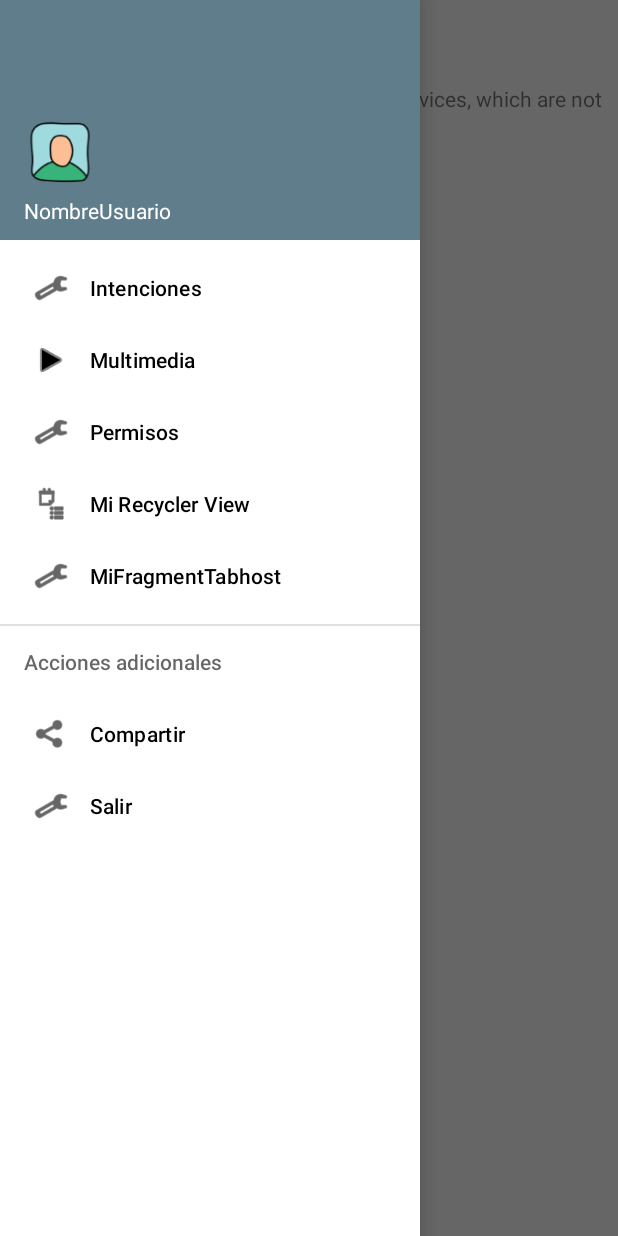
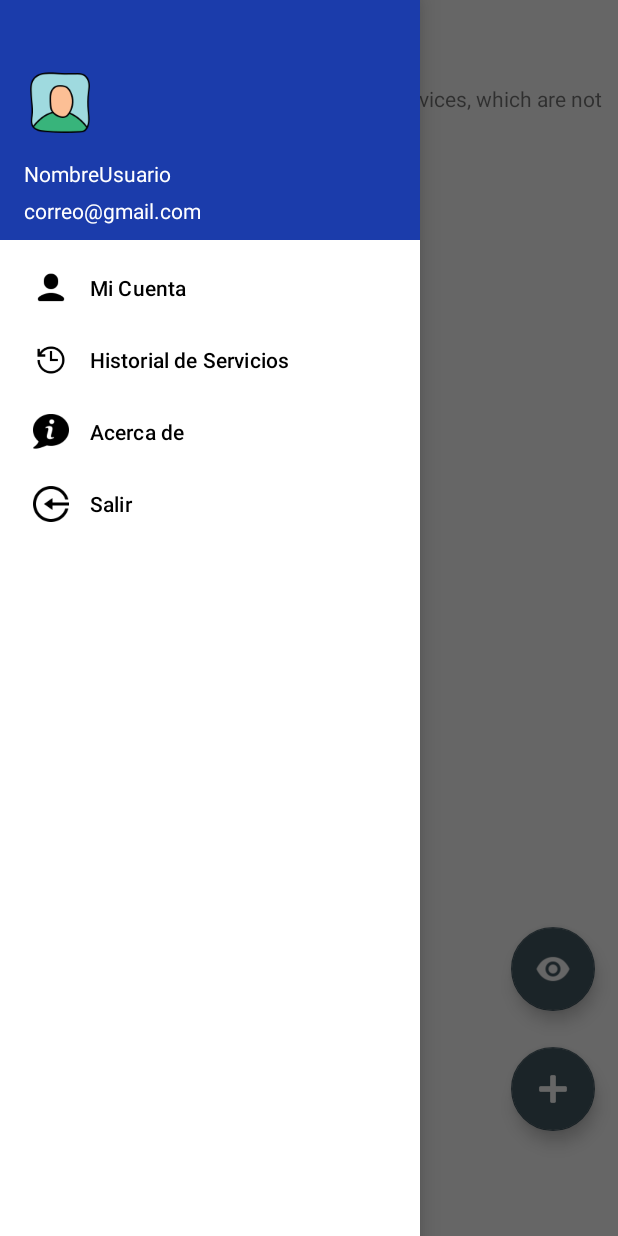
Before and after one commit to anggonzales/ProyectoSolucionesMoviles, an Android app: the Inicio screen opened directly, with no data from a screen before it, with the side drawer open, on a phone screen of 412 x 824 dp. Run offline under Robolectric (Android 15) with nearby library versions, the phone set to English and light mode, and no system bars.

Commit message:
añadiendo boton flotante

```diff
--- a/AppCliente/app/src/main/java/com/example/appcliente/Inicio.java
+++ b/AppCliente/app/src/main/java/com/example/appcliente/Inicio.java
@@ -91,20 +91,6 @@ public class Inicio extends AppCompatActivity implements NavigationView.OnNaviga
             case R.id.activity_permisos:
                 startActivity(new Intent(this, Login.class));
                 break;
-            case R.id.activity_mirecyclerview:
-                startActivity(new Intent(this, Login.class));
-                break;
-            case R.id.activity_mifragmenttabhost:
-                startActivity(new Intent(this, Login.class));
-                break;
-            case R.id.nav_compartir:
-                Intent paramView;
-                paramView = new Intent("android.intent.action.SEND");
-                paramView.setType("text/plain");
-                paramView.putExtra("android.intent.extra.TEXT", "Descarga nuestra app de la PlayStore" +
-                        " \n" + "https://play.google.com/store/apps/details?id=app.product.demarktec.alo14_pasajero");
-                startActivity(Intent.createChooser(paramView, "Comparte Nuestro aplicativo"));
-                break;
             case R.id.nav_salir:
                 finish();
                 break;
--- a/AppCliente/app/src/main/res/layout/activity_inicio.xml
+++ b/AppCliente/app/src/main/res/layout/activity_inicio.xml
@@ -1,6 +1,11 @@
+<?xml version="1.0" encoding="utf-8"?>
+<androidx.coordinatorlayout.widget.CoordinatorLayout xmlns:android="http://schemas.android.com/apk/res/android"
+    xmlns:app="http://schemas.android.com/apk/res-auto"
+    xmlns:tools="http://schemas.android.com/tools"
+    android:layout_width="match_parent"
+    android:layout_height="match_parent"
+    tools:context=".Inicio">
 <LinearLayout
-    xmlns:android="http://schemas.android.com/apk/res/android"
-    xmlns:tools="http://schemas.android.com/tools"
     android:layout_width="match_parent"
     android:layout_height="match_parent"
     android:orientation="vertical"
@@ -11,6 +16,7 @@
         android:layout_height="wrap_content"
         android:minHeight="?attr/actionBarSize"
         tools:ignore="MissingConstraints" />
+
     <fragment
         android:id="@+id/mapa"
         class="com.google.android.gms.maps.SupportMapFragment"
@@ -19,4 +25,27 @@
         android:layout_weight="80">
 
     </fragment>
+
 </LinearLayout>
+    <com.google.android.material.floatingactionbutton.FloatingActionButton
+        android:layout_width="wrap_content"
+        android:layout_height="wrap_content"
+        app:srcCompat="@drawable/plus"
+        app:tint="#FFF"
+        android:layout_gravity="bottom|end"
+        android:layout_marginRight="15dp"
+        android:layout_marginBottom="70dp"
+        android:tag="ver"
+        app:backgroundTint="#455A64"
+        app:rippleColor="#43e3ff"/>
+    <com.google.android.material.floatingactionbutton.FloatingActionButton
+        android:layout_width="wrap_content"
+        android:layout_height="wrap_content"
+        app:srcCompat="@drawable/eye"
+        app:tint="#FFF"
+        android:layout_gravity="bottom|end"
+        android:layout_marginRight="15dp"
+        android:layout_marginBottom="150dp"
+        app:backgroundTint="#455A64"
+        app:rippleColor="#43e3ff"/>
+</androidx.coordinatorlayout.widget.CoordinatorLayout>
--- a/AppCliente/app/src/main/res/layout/nav_header_main.xml
+++ b/AppCliente/app/src/main/res/layout/nav_header_main.xml
@@ -1,7 +1,7 @@
 <LinearLayout xmlns:android="http://schemas.android.com/apk/res/android"
     android:layout_width="match_parent"
     android:layout_height="160dp"
-    android:background="@color/colorAccent"
+    android:background="@color/colorPrimary"
     android:gravity="bottom"
     android:orientation="vertical"
     android:paddingBottom="10dp"
@@ -12,7 +12,7 @@
     <ImageView
         android:id="@+id/imageView"
         android:layout_width="wrap_content"
-        android:layout_height="63dp"
+        android:layout_height="80dp"
         android:paddingTop="16dp"
         android:src="@mipmap/name" />
     <TextView
@@ -20,6 +20,13 @@
         android:layout_height="wrap_content"
         android:paddingTop="5dp"
         android:text="NombreUsuario"
+        android:textColor="#fff"
         android:textAppearance="@style/TextAppearance.AppCompat.Body1" />
-
+    <TextView
+        android:layout_width="match_parent"
+        android:layout_height="wrap_content"
+        android:paddingTop="5dp"
+        android:text="correo@gmail.com"
+        android:textColor="#fff"
+        android:textAppearance="@style/TextAppearance.AppCompat.Body1" />
 </LinearLayout>
--- a/AppCliente/app/src/main/res/menu/navigation.xml
+++ b/AppCliente/app/src/main/res/menu/navigation.xml
@@ -1,29 +1,16 @@
 <menu xmlns:android="http://schemas.android.com/apk/res/android">
     <group android:checkableBehavior="single">
-        <item android:title="Intenciones"
-            android:icon="@android:drawable/ic_menu_preferences"
+        <item android:title="Mi Cuenta"
+            android:icon="@drawable/user"
             android:id="@+id/activity_intenciones"/>
-        <item android:title="Multimedia"
-            android:icon="@android:drawable/ic_media_play"
+        <item android:title="Historial de Servicios"
+            android:icon="@drawable/time_machine"
             android:id="@+id/activity_multimedia"/>
-        <item android:title="Permisos"
-            android:icon="@android:drawable/ic_menu_preferences"
+        <item android:title="Acerca de"
+            android:icon="@drawable/about"
             android:id="@+id/activity_permisos"/>
-        <item android:title="Mi Recycler View"
-            android:icon="@android:drawable/ic_menu_agenda"
-            android:id="@+id/activity_mirecyclerview" />
-        <item android:title="MiFragmentTabhost"
-            android:icon="@android:drawable/ic_menu_preferences"
-            android:id="@+id/activity_mifragmenttabhost"/>
+        <item android:id="@+id/nav_salir"
+            android:icon="@mipmap/logout"
+            android:title="Salir" />
     </group>
-    <item android:title="Acciones adicionales">
-        <menu>
-            <item android:id="@+id/nav_compartir"
-                android:icon="@android:drawable/ic_menu_share"
-                android:title="Compartir" />
-            <item android:id="@+id/nav_salir"
-                android:icon="@android:drawable/ic_menu_manage"
-                android:title="Salir" />
-        </menu>
-    </item>
 </menu>
```
Also changed, not shown: AppCliente/app/src/main/res/drawable-v24/about.png (added), AppCliente/app/src/main/res/drawable-v24/eye.png (added), AppCliente/app/src/main/res/drawable-v24/plus.png (added), AppCliente/app/src/main/res/drawable-v24/time_machine.png (added), AppCliente/app/src/main/res/drawable-v24/user.png (added).
